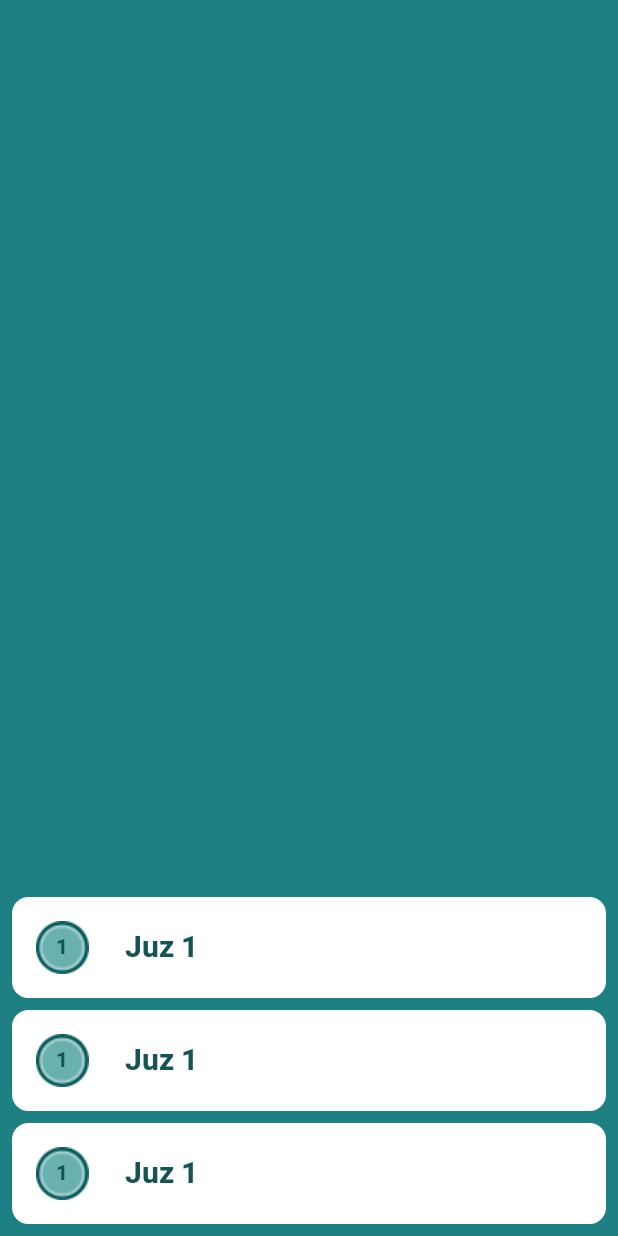
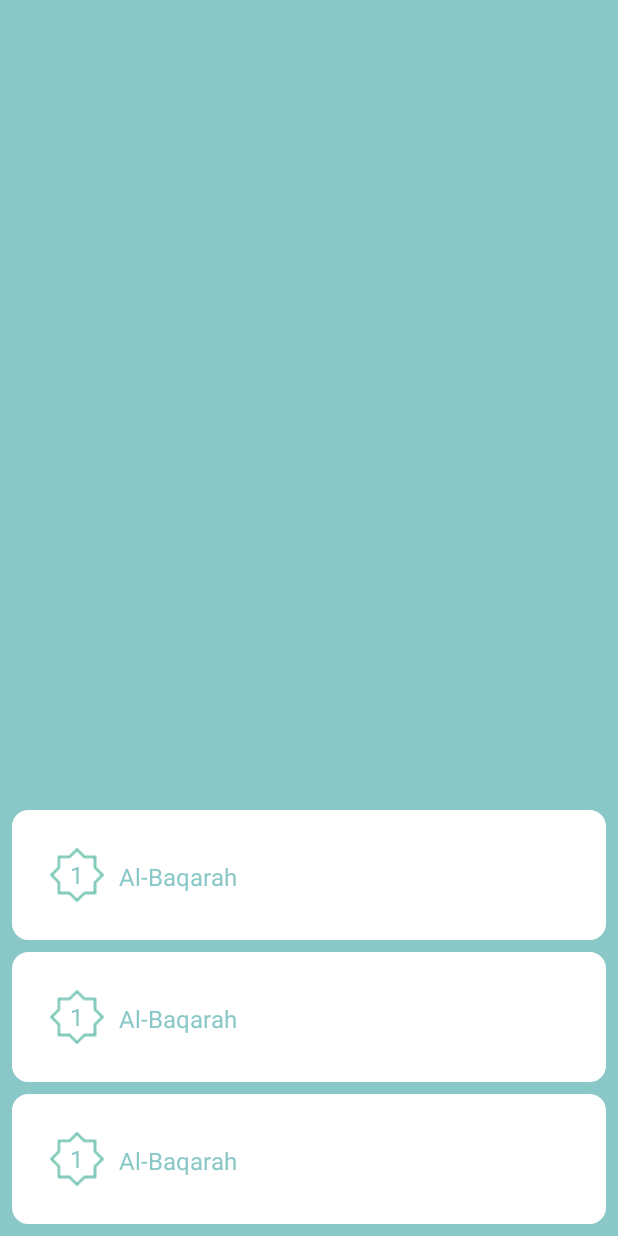
Before and after one commit to Faresapn/Al-quran-ID, an Android app: the layout activity_juz.xml on its own in the app's theme, with its tools: preview values and no code run, on a phone screen of 412 x 824 dp. Run offline under Robolectric (Android 15) with nearby library versions, the phone set to English and light mode, and no system bars; network calls fail.

Commit message:
redesign item alquran

```diff
--- a/app/src/main/java/com/faresa/production/JuzActivity.java
+++ b/app/src/main/java/com/faresa/production/JuzActivity.java
@@ -36,7 +36,7 @@ public class JuzActivity extends AppCompatActivity {
         ButterKnife.bind(this);
 
         if (getSupportActionBar() != null) {
-            getSupportActionBar().setBackgroundDrawable(new ColorDrawable(Color.parseColor("#1E8082")));
+            getSupportActionBar().setBackgroundDrawable(new ColorDrawable(Color.parseColor("#89C8C7")));
             getSupportActionBar().setDisplayHomeAsUpEnabled(true);
             getSupportActionBar().setTitle("Al-Qur'an");
             getSupportActionBar().setElevation(0);
--- a/app/src/main/java/com/faresa/production/SurahActivity.java
+++ b/app/src/main/java/com/faresa/production/SurahActivity.java
@@ -41,7 +41,7 @@ public class SurahActivity extends AppCompatActivity {
         ButterKnife.bind(this);
 
         if (getSupportActionBar() != null) {
-            getSupportActionBar().setBackgroundDrawable(new ColorDrawable(Color.parseColor("#1E8082")));
+            getSupportActionBar().setBackgroundDrawable(new ColorDrawable(Color.parseColor("#89C8C7")));
             getSupportActionBar().setDisplayHomeAsUpEnabled(true);
             getSupportActionBar().setTitle("Al-Qur'an");
             getSupportActionBar().setElevation(0);
--- a/app/src/main/java/com/faresa/production/adapter/MurottalAdapter.java
+++ b/app/src/main/java/com/faresa/production/adapter/MurottalAdapter.java
@@ -76,10 +76,12 @@ public class MurottalAdapter extends RecyclerView.Adapter<MurottalAdapter.Murott
                             public void onClick(View v) {
                                 if (mediaPlayer.isPlaying()){
                                     mediaPlayer.stop();
+                                    holder.seekBar.setProgress(0);
                                     holder.stop.setVisibility(View.VISIBLE);
                                     holder.play.setVisibility(View.INVISIBLE);
                                 }else {
                                     mediaPlayer.start();
+                                    holder.seekBar.setProgress(0);
                                     holder.stop.setVisibility(View.INVISIBLE);
                                     holder.play.setVisibility(View.VISIBLE);
                                 }
--- a/app/src/main/java/com/faresa/production/adapter/QuranAdapter.java
+++ b/app/src/main/java/com/faresa/production/adapter/QuranAdapter.java
@@ -206,7 +206,7 @@ public class QuranAdapter extends RecyclerView.Adapter<QuranAdapter.QuranViewHol
         return models.get(position).getId();
     }
 
-    public class QuranViewHolder extends RecyclerView.ViewHolder {
+    public static class QuranViewHolder extends RecyclerView.ViewHolder {
         @BindView(R.id.tvQuran)
         TextView tvQuran;
         @BindView(R.id.tvTranslation)
--- a/app/src/main/res/drawable/bg_search.xml
+++ b/app/src/main/res/drawable/bg_search.xml
@@ -1,6 +1,5 @@
 <?xml version="1.0" encoding="utf-8"?>
 <shape xmlns:android="http://schemas.android.com/apk/res/android">
-    <stroke android:color="#95989A" android:width="2dp" />
     <solid android:color="#ffffff"/>
-    <corners android:radius="30dp" />
+    <corners android:radius="10dp" />
 </shape>
--- /dev/null
+++ b/app/src/main/res/drawable/ic_search_black_24dp.xml
@@ -0,0 +1,5 @@
+<vector android:height="24dp" android:tint="#89C8C7"
+    android:viewportHeight="24.0" android:viewportWidth="24.0"
+    android:width="24dp" xmlns:android="http://schemas.android.com/apk/res/android">
+    <path android:fillColor="#FF000000" android:pathData="M15.5,14h-0.79l-0.28,-0.27C15.41,12.59 16,11.11 16,9.5 16,5.91 13.09,3 9.5,3S3,5.91 3,9.5 5.91,16 9.5,16c1.61,0 3.09,-0.59 4.23,-1.57l0.27,0.28v0.79l5,4.99L20.49,19l-4.99,-5zM9.5,14C7.01,14 5,11.99 5,9.5S7.01,5 9.5,5 14,7.01 14,9.5 11.99,14 9.5,14z"/>
+</vector>
--- a/app/src/main/res/layout/activity_juz.xml
+++ b/app/src/main/res/layout/activity_juz.xml
@@ -4,7 +4,7 @@
     xmlns:tools="http://schemas.android.com/tools"
     android:layout_width="match_parent"
     android:layout_height="match_parent"
-    android:background="#1E8082">
+    android:background="@color/bg_murottal">
 
     <ListView
         android:id="@+id/lvJuz"
--- a/app/src/main/res/layout/activity_surah.xml
+++ b/app/src/main/res/layout/activity_surah.xml
@@ -4,13 +4,17 @@
     xmlns:tools="http://schemas.android.com/tools"
     android:layout_width="match_parent"
     android:layout_height="match_parent"
-    android:background="#1E8082">
+    android:background="@color/bg_murottal">
 
     <SearchView
         android:id="@+id/svSurah"
         android:layout_width="match_parent"
         android:layout_height="wrap_content"
         android:background="@drawable/bg_search"
+        android:iconifiedByDefault="false"
+        android:searchIcon="@drawable/ic_search_black_24dp"
+        android:queryBackground="@drawable/bg_search"
+        android:queryHint="Cari surah"
         android:layout_margin="16dp"/>
 
     <ListView
--- a/app/src/main/res/layout/item_juz.xml
+++ b/app/src/main/res/layout/item_juz.xml
@@ -4,34 +4,30 @@
     android:layout_width="match_parent"
     android:layout_height="wrap_content"
     android:background="@drawable/item"
-    android:padding="16dp"
-    android:layout_margin="8dp">
+    android:padding="25dp">
 
-    <TextView
-        android:id="@+id/tvJuzId"
-        android:layout_width="35dp"
-        android:layout_height="35dp"
-        android:layout_centerVertical="true"
-        android:layout_alignParentStart="true"
-        android:background="@drawable/bg_number"
-        android:gravity="center"
-        android:fontFamily="@font/heebo_bold"
-        android:textColor="#155354"
-        tools:text="1"
-        android:layout_alignParentLeft="true" />
-
+    <FrameLayout
+        android:id="@+id/union"
+        android:layout_width="wrap_content"
+        android:layout_height="wrap_content"
+        android:background="@drawable/union">
+        <TextView
+            android:layout_width="wrap_content"
+            android:layout_height="wrap_content"
+            android:text="1"
+            android:layout_gravity="center"
+            android:textColor="@color/colorPrimary"
+            android:textSize="16sp"
+            android:id="@+id/tvJuzId"/>
+    </FrameLayout>
     <TextView
         android:id="@+id/tvJuz"
         android:layout_width="wrap_content"
         android:layout_height="wrap_content"
-        android:layout_centerVertical="true"
-        android:layout_toEndOf="@id/tvJuzId"
-        android:layout_marginStart="24dp"
-        android:fontFamily="@font/heebo_bold"
-        android:textColor="#155354"
-        android:textSize="20sp"
-        tools:text="Juz 1"
-        android:layout_toRightOf="@id/tvJuzId"
-        android:layout_marginLeft="24dp" />
-
+        android:text="Al-Baqarah"
+        android:textSize="16sp"
+        android:layout_toEndOf="@+id/union"
+        android:layout_marginTop="8dp"
+        android:textColor="@color/colorPrimary"
+        android:layout_marginStart="10dp"/>
 </RelativeLayout>
--- a/app/src/main/res/values/colors.xml
+++ b/app/src/main/res/values/colors.xml
@@ -1,9 +1,9 @@
 <?xml version="1.0" encoding="utf-8"?>
 <resources>
-    <color name="colorPrimary">#459496</color>
+    <color name="colorPrimary">#89C8C7</color>
     <color name="colorPrimaryDark">#166B6D</color>
     <color name="colorAccent">#A0DFBF</color>
 
-    <color name="fastscroll_handle">@color/colorPrimary</color>
+    <color name="fastscroll_handle">@color/colorPrimaryDark</color>
     <color name="bg_murottal">#89C8C7</color>
 </resources>
```
Also changed, not shown: app/src/main/res/layout/activity_quran.xml (+0 -12 lines), app/src/main/res/layout/activity_quran_menu.xml (+13 -7 lines), app/src/main/res/layout/item_surah.xml (+21 -24 lines), app/src/main/res/drawable/union.png (added).
